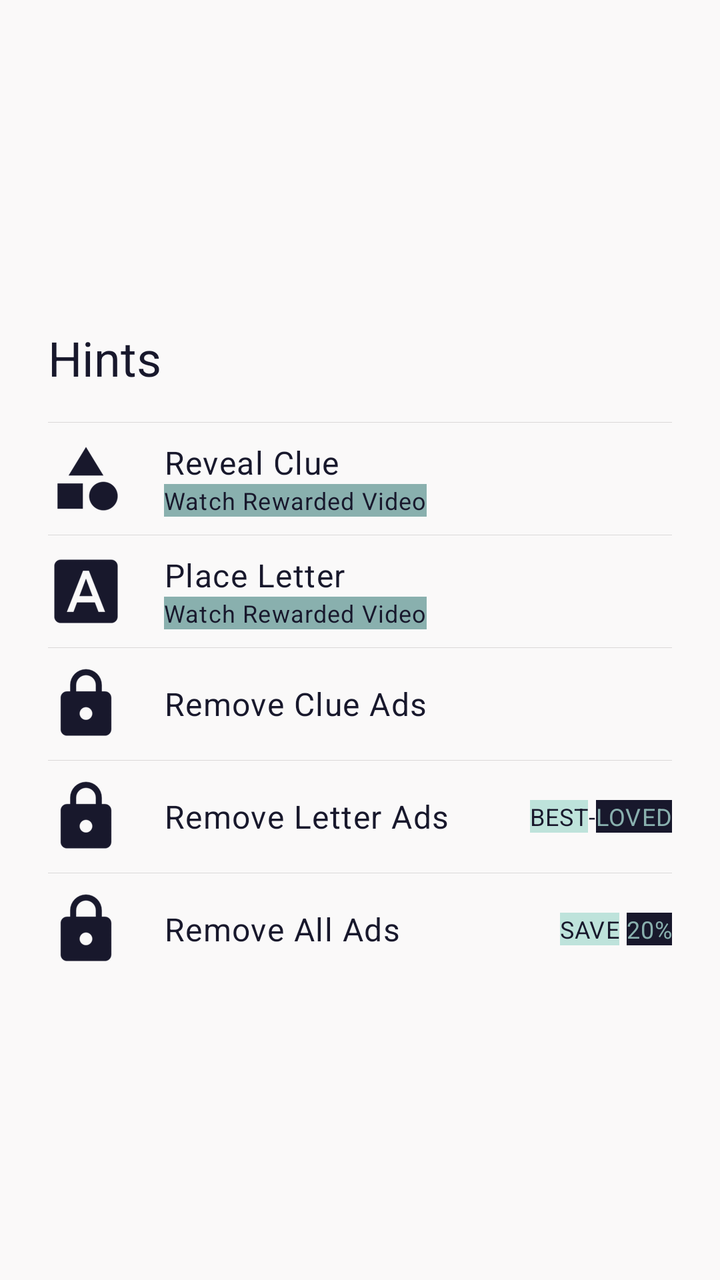
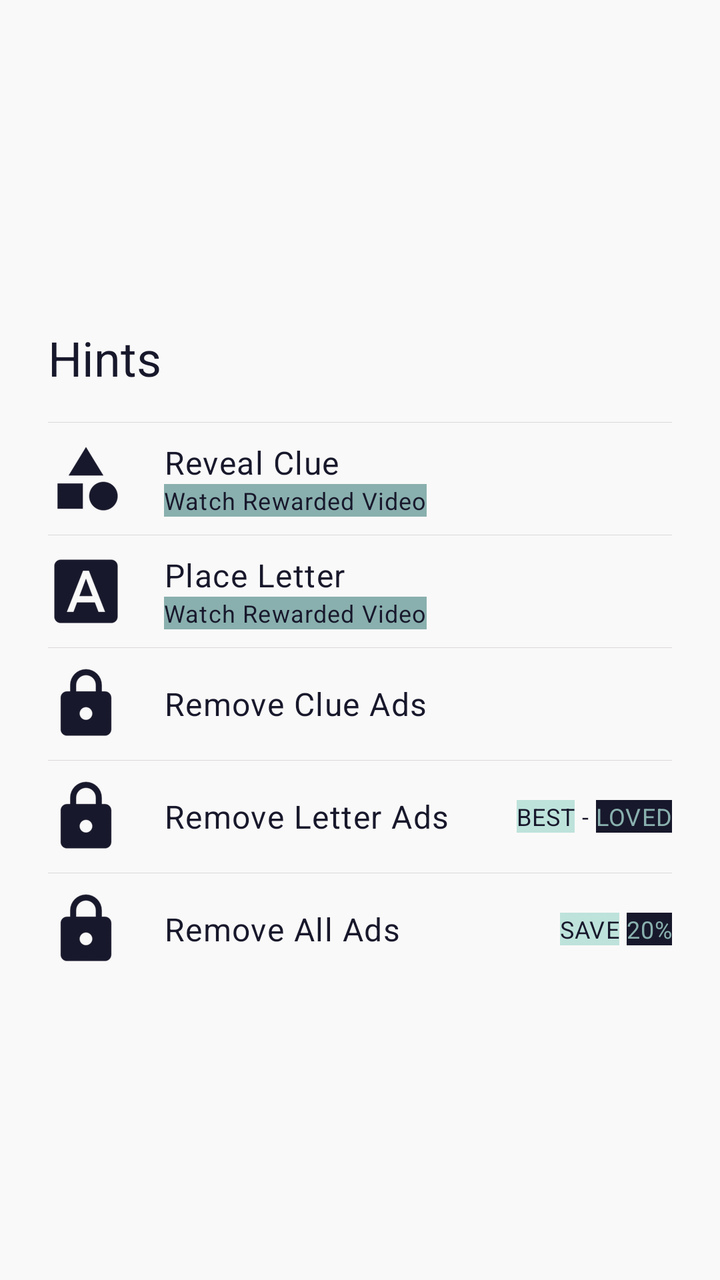

Screens rendered from an Android XML layout before and after an edit, with the pre-edit source and the edit as a unified diff.
<!-- AndroidManifest.xml: application theme Theme.OC -->
<!-- res/layout/hints_fragment.xml -->
<?xml version="1.0" encoding="utf-8"?>
<androidx.appcompat.widget.LinearLayoutCompat xmlns:android="http://schemas.android.com/apk/res/android"
    xmlns:app="http://schemas.android.com/apk/res-auto"
    xmlns:tools="http://schemas.android.com/tools"
    android:layout_width="match_parent"
    android:layout_height="wrap_content"
    android:gravity="center"
    android:orientation="vertical"
    android:paddingVertical="@dimen/default_large_margin"
    app:divider="@drawable/divider"
    app:dividerPadding="@dimen/simple_dialog_left_margin"
    app:showDividers="middle">

    <androidx.appcompat.widget.LinearLayoutCompat
        android:id="@+id/hints_dialog_title"
        android:layout_width="match_parent"
        android:layout_height="@dimen/simple_dialog_header_height"
        android:orientation="horizontal">

        <androidx.appcompat.widget.AppCompatTextView
            android:layout_width="wrap_content"
            android:layout_height="wrap_content"
            android:layout_gravity="center_vertical"
            android:layout_marginStart="@dimen/simple_dialog_left_margin"
            android:text="@string/hints"
            android:textAppearance="@style/TextAppearance.OC.Headline5" />
    </androidx.appcompat.widget.LinearLayoutCompat>

    <androidx.appcompat.widget.LinearLayoutCompat
        android:id="@+id/category_reveal_button"
        android:layout_width="match_parent"
        android:layout_height="@dimen/simple_dialog_item_height"
        android:background="?android:attr/selectableItemBackground"
        android:clickable="true"
        android:focusable="true"
        android:orientation="horizontal">

        <androidx.appcompat.widget.AppCompatImageView
            android:layout_width="wrap_content"
            android:layout_height="wrap_content"
            android:layout_gravity="center_vertical"
            android:layout_marginStart="@dimen/simple_dialog_left_margin"
            android:layout_marginEnd="@dimen/simple_dialog_divider_margin"
            android:contentDescription="@string/rewarded_reveal_clue"
            android:clickable="false"
            android:src="@drawable/category_icon"
            app:tint="@color/colorOnPrimary"
            tools:ignore="RtlSymmetry" />

        <ViewFlipper
            android:id="@+id/reveal_category_flipper"
            android:layout_width="match_parent"
            android:layout_height="match_parent"
            android:clickable="false"
            android:inAnimation="@android:anim/slide_in_left"
            android:outAnimation="@android:anim/slide_out_right">

            <include
                android:id="@+id/reveal_category_hidden"
                layout="@layout/hint_available"
                android:layout_width="match_parent"
                android:layout_height="match_parent" />

            <include
                android:id="@+id/reveal_category_shown"
                layout="@layout/hint_revealed"
                android:layout_width="match_parent"
                android:layout_height="match_parent" />
        </ViewFlipper>

    </androidx.appcompat.widget.LinearLayoutCompat>

    <androidx.appcompat.widget.LinearLayoutCompat
        android:id="@+id/letter_place_button"
        android:layout_width="match_parent"
        android:layout_height="@dimen/simple_dialog_item_height"
        android:background="?android:attr/selectableItemBackground"
        android:clickable="true"
        android:focusable="true"
        android:orientation="horizontal">

        <androidx.appcompat.widget.AppCompatImageView
            android:layout_width="wrap_content"
            android:layout_height="wrap_content"
            android:layout_gravity="center_vertical"
            android:layout_marginStart="@dimen/simple_dialog_left_margin"
            android:layout_marginEnd="@dimen/simple_dialog_divider_margin"
            android:clickable="false"
            android:contentDescription="@string/rewarded_place_letter"
            android:src="@drawable/letter_icon"
            app:tint="@color/colorOnPrimary"
            tools:ignore="RtlSymmetry" />

        <androidx.appcompat.widget.LinearLayoutCompat
            android:layout_width="match_parent"
            android:layout_height="match_parent"
            android:gravity="center_vertical"
            android:clickable="false"
            android:orientation="vertical">

            <androidx.appcompat.widget.AppCompatTextView
                android:layout_width="wrap_content"
                android:layout_height="wrap_content"
                android:layout_gravity="center_vertical"
                android:text="@string/rewarded_place_letter"
                android:textAppearance="@style/TextAppearance.OC.Body1" />

            <androidx.appcompat.widget.AppCompatTextView
                android:id="@+id/place_letter_subtitle"
                android:layout_width="wrap_content"
                android:layout_height="wrap_content"
                android:layout_gravity="center_vertical"
                android:text="@string/watch_rewarded_video"
                android:paddingHorizontal="@dimen/_3sdp"
                android:background="@color/colorPrimary"
                android:textColor="@color/colorOnPrimary"
                android:textAppearance="@style/TextAppearance.OC.Caption" />
        </androidx.appcompat.widget.LinearLayoutCompat>
    </androidx.appcompat.widget.LinearLayoutCompat>

    <androidx.appcompat.widget.LinearLayoutCompat
        android:id="@+id/all_categories_button"
        android:layout_width="match_parent"
        android:layout_height="@dimen/simple_dialog_item_height"
        android:background="?android:attr/selectableItemBackground"
        android:clickable="true"
        android:focusable="true"
        android:orientation="horizontal">

        <androidx.appcompat.widget.AppCompatImageView
            android:layout_width="wrap_content"
            android:layout_height="wrap_content"
            android:layout_gravity="center_vertical"
            android:layout_marginStart="@dimen/simple_dialog_left_margin"
            android:layout_marginEnd="@dimen/simple_dialog_divider_margin"
            android:contentDescription="@string/iap_remove_clue_ads"
            android:src="@drawable/lock_icon"
            android:clickable="false"
            app:tint="@color/colorOnPrimary"
            tools:ignore="RtlSymmetry" />

        <androidx.appcompat.widget.LinearLayoutCompat
            android:layout_width="match_parent"
            android:layout_height="match_parent"
            android:gravity="center_vertical"
            android:clickable="false"
            android:orientation="vertical">

            <androidx.appcompat.widget.AppCompatTextView
                android:layout_width="wrap_content"
                android:layout_height="wrap_content"
                android:layout_gravity="center_vertical"
                android:text="@string/iap_remove_clue_ads"
                android:textAppearance="@style/TextAppearance.OC.Body1" />
        </androidx.appcompat.widget.LinearLayoutCompat>
    </androidx.appcompat.widget.LinearLayoutCompat>

    <androidx.appcompat.widget.LinearLayoutCompat
        android:id="@+id/all_letters_button"
        android:layout_width="match_parent"
        android:layout_height="@dimen/simple_dialog_item_height"
        android:background="?android:attr/selectableItemBackground"
        android:clickable="true"
        android:focusable="true"
        android:orientation="horizontal">

        <androidx.appcompat.widget.AppCompatImageView
            android:layout_width="wrap_content"
            android:layout_height="wrap_content"
            android:layout_gravity="center_vertical"
            android:layout_marginStart="@dimen/simple_dialog_left_margin"
            android:layout_marginEnd="@dimen/simple_dialog_divider_margin"
            android:contentDescription="@string/iap_remove_letter_ads"
            android:clickable="false"
            android:src="@drawable/lock_icon"
            app:tint="@color/colorOnPrimary"
            tools:ignore="RtlSymmetry" />

        <androidx.appcompat.widget.LinearLayoutCompat
            android:layout_width="match_parent"
            android:layout_height="match_parent"
            android:gravity="center_vertical"
            android:orientation="horizontal"
            android:clickable="false"
            android:weightSum="2">

            <androidx.appcompat.widget.AppCompatTextView
                android:layout_width="wrap_content"
                android:layout_height="wrap_content"
                android:layout_gravity="center_vertical"
                android:layout_weight="1"
                android:text="@string/iap_remove_letter_ads"
                android:textAppearance="@style/TextAppearance.OC.Body1" />

            <androidx.appcompat.widget.LinearLayoutCompat
                android:layout_width="wrap_content"
                android:layout_height="wrap_content"
                android:layout_weight="1"
                android:gravity="end"
                android:layout_marginRight="@dimen/simple_dialog_left_margin"
                android:orientation="horizontal">

                <androidx.appcompat.widget.AppCompatTextView
                    android:layout_width="wrap_content"
                    android:layout_height="wrap_content"
                    android:padding="@dimen/_3sdp"
                    android:layout_gravity="center_vertical"
                    android:background="@color/colorSecondary"
                    android:textColor="@color/colorOnPrimary"
                    android:text="BEST"
                    android:textAppearance="@style/TextAppearance.OC.Caption" />
                <androidx.appcompat.widget.AppCompatTextView
                    android:layout_width="wrap_content"
                    android:layout_height="wrap_content"
                    android:layout_gravity="center_vertical"
                    android:text="-"
                    android:textAppearance="@style/TextAppearance.OC.Caption" />
                <androidx.appcompat.widget.AppCompatTextView
                    android:layout_width="wrap_content"
                    android:layout_height="wrap_content"
                    android:padding="@dimen/_3sdp"
                    android:layout_gravity="center_vertical"
                    android:background="@color/colorOnPrimary"
                    android:textColor="@color/colorPrimary"
                    android:text="LOVED"
                    android:textAppearance="@style/TextAppearance.OC.Caption" />

            </androidx.appcompat.widget.LinearLayoutCompat>
        </androidx.appcompat.widget.LinearLayoutCompat>
    </androidx.appcompat.widget.LinearLayoutCompat>

    <androidx.appcompat.widget.LinearLayoutCompat
        android:id="@+id/unlock_all_hints_button"
        android:layout_width="match_parent"
        android:layout_height="@dimen/simple_dialog_item_height"
        android:background="?android:attr/selectableItemBackground"
        android:clickable="true"
        android:focusable="true"
        android:orientation="horizontal">

        <androidx.appcompat.widget.AppCompatImageView
            android:layout_width="wrap_content"
            android:layout_height="wrap_content"
            android:layout_gravity="center_vertical"
            android:layout_marginStart="@dimen/simple_dialog_left_margin"
            android:layout_marginEnd="@dimen/simple_dialog_divider_margin"
            android:contentDescription="@string/iap_remove_all_ads"
            android:src="@drawable/lock_icon"
            android:clickable="false"
            app:tint="@color/colorOnPrimary"
            tools:ignore="RtlSymmetry" />

        <androidx.appcompat.widget.LinearLayoutCompat
            android:layout_width="match_parent"
            android:layout_height="match_parent"
            android:gravity="center_vertical"
            android:layout_marginRight="@dimen/simple_dialog_left_margin"
            android:clickable="false"
            android:orientation="horizontal"
            android:weightSum="2">

            <androidx.appcompat.widget.AppCompatTextView
                android:layout_width="wrap_content"
                android:layout_height="wrap_content"
                android:layout_gravity="center_vertical"
                android:layout_weight="1"
                android:text="@string/iap_remove_all_ads"
                android:textAppearance="@style/TextAppearance.OC.Body1" />

            <androidx.appcompat.widget.LinearLayoutCompat
                android:layout_width="wrap_content"
                android:layout_height="wrap_content"
                android:layout_weight="1"
                android:gravity="end"
                android:orientation="horizontal">

                <androidx.appcompat.widget.AppCompatTextView
                    android:layout_width="wrap_content"
                    android:layout_height="wrap_content"
                    android:padding="@dimen/_3sdp"
                    android:layout_gravity="center_vertical"
                    android:background="@color/colorSecondary"
                    android:textColor="@color/colorOnPrimary"
                    android:text="SAVE"
                    android:textAppearance="@style/TextAppearance.OC.Caption" />
                <androidx.appcompat.widget.AppCompatTextView
                    android:layout_width="wrap_content"
                    android:layout_height="wrap_content"
                    android:layout_gravity="center_vertical"
                    android:text=" "
                    android:textAppearance="@style/TextAppearance.OC.Caption" />
                <androidx.appcompat.widget.AppCompatTextView
                    android:layout_width="wrap_content"
                    android:layout_height="wrap_content"
                    android:padding="@dimen/_3sdp"
                    android:layout_gravity="center_vertical"
                    android:background="@color/colorOnPrimary"
                    android:textColor="@color/colorPrimary"
                    android:text="20%"
                    android:textAppearance="@style/TextAppearance.OC.Caption" />

            </androidx.appcompat.widget.LinearLayoutCompat>
        </androidx.appcompat.widget.LinearLayoutCompat>
    </androidx.appcompat.widget.LinearLayoutCompat>

</androidx.appcompat.widget.LinearLayoutCompat>
<!-- res/layout/hint_available.xml (included above) -->
<?xml version="1.0" encoding="utf-8"?>
<androidx.appcompat.widget.LinearLayoutCompat xmlns:android="http://schemas.android.com/apk/res/android"
    android:layout_width="match_parent"
    android:layout_height="match_parent"
    android:gravity="center_vertical"
    android:orientation="vertical">

    <androidx.appcompat.widget.AppCompatTextView
        android:layout_width="wrap_content"
        android:layout_height="wrap_content"
        android:layout_gravity="center_vertical"
        android:text="@string/rewarded_reveal_clue"
        android:textAppearance="@style/TextAppearance.OC.Body1" />

    <androidx.appcompat.widget.AppCompatTextView
        android:id="@+id/reveal_clue_subtitle"
        android:layout_width="wrap_content"
        android:layout_height="wrap_content"
        android:layout_gravity="center_vertical"
        android:text="@string/watch_rewarded_video"
        android:paddingHorizontal="@dimen/_3sdp"
        android:background="@color/colorPrimary"
        android:textColor="@color/colorOnPrimary"
        android:textAppearance="@style/TextAppearance.OC.Caption" />
</androidx.appcompat.widget.LinearLayoutCompat>
<!-- res/layout/hint_revealed.xml (included above) -->
<?xml version="1.0" encoding="utf-8"?>
<androidx.appcompat.widget.LinearLayoutCompat xmlns:android="http://schemas.android.com/apk/res/android"
    android:layout_width="match_parent"
    android:layout_height="match_parent"
    android:gravity="center_vertical"
    android:orientation="vertical">

    <androidx.appcompat.widget.AppCompatTextView
        android:id="@+id/hint_revealed_textview"
        android:layout_width="wrap_content"
        android:layout_height="wrap_content"
        android:layout_gravity="center_vertical"
        android:text="@string/rewarded_reveal_clue"
        android:padding="@dimen/_3sdp"
        android:textColor="@color/textOnRewardedColor"
        android:background="@color/letterRewardedColor"
        android:textAppearance="@style/TextAppearance.OC.Body1" />

</androidx.appcompat.widget.LinearLayoutCompat>
<!-- resources referenced by this layout -->
<resources>
  <color name="colorOnPrimary">#18182C</color>
  <color name="colorPrimary">#89b0ae</color>
  <color name="colorSecondary">#bee3db</color>
  <color name="letterRewardedColor">#FFD000</color>
  <color name="textOnRewardedColor">#18182C</color>
  <dimen name="default_large_margin">16dp</dimen>
  <dimen name="simple_dialog_divider_margin">20dp</dimen>
  <dimen name="simple_dialog_header_height">64dp</dimen>
  <dimen name="simple_dialog_item_height">@dimen/_48sdp</dimen>
  <dimen name="simple_dialog_left_margin">24dp</dimen>
  <!-- drawable divider (drawable) -->
  <?xml version="1.0" encoding="utf-8"?>
  <shape xmlns:android="http://schemas.android.com/apk/res/android" >
      <size android:height=".1dp"/>
      <solid android:color="@color/itemDividerColor"/>
  </shape>
  <string name="hints">Hints</string>
  <string name="iap_remove_all_ads">Remove All Ads</string>
  <string name="iap_remove_clue_ads">Remove Clue Ads</string>
  <string name="iap_remove_letter_ads">Remove Letter Ads</string>
  <string name="rewarded_place_letter">Place Letter</string>
  <string name="rewarded_reveal_clue">Reveal Clue</string>
  <string name="watch_rewarded_video">Watch Rewarded Video</string>
  <style name="TextAppearance.OC.Body1" parent="TextAppearance.MaterialComponents.Body1">
          <item name="fontFamily">@font/yantramanav_medium</item>
          <item name="android:textColor">@color/colorOnPrimary</item>
      </style>
  <style name="TextAppearance.OC.Caption" parent="TextAppearance.MaterialComponents.Caption">
          <item name="fontFamily">@font/yantramanav_medium</item>
          <item name="android:textColor">@color/colorSecondaryVariant</item>
      </style>
  <style name="TextAppearance.OC.Headline5" parent="TextAppearance.MaterialComponents.Headline5">
          <item name="fontFamily">@font/yantramanav_bold</item>
          <item name="android:textColor">@color/colorOnPrimary</item>
      </style>
  <color name="itemDividerColor">#DAD8D8</color>
  <color name="colorSecondaryVariant">#18182C</color>
  <color name="colorPrimaryVariant">#578280</color>
  <color name="colorOnSecondary">#405f5e</color>
  <color name="colorBackground">#faf9f9</color>
  <color name="colorOnBackground">#344D4B</color>
  <color name="colorSurface">#faf9f9</color>
  <color name="colorOnSurface">#4f7573</color>
  <color name="colorError">#EE3502</color>
  <color name="colorOnError">#faf9f9</color>
  <color name="navigationBarColor">#80797D88</color>
  <style name="ThemeOverlay.App.MaterialAlertDialog" parent="ThemeOverlay.MaterialComponents.MaterialAlertDialog">
          <item name="colorPrimary">@color/colorOnPrimary</item>
          <item name="colorSecondary">@color/colorSecondary</item>
          <item name="colorSurface">@color/colorSurface</item>
          <item name="colorOnSurface">@color/colorOnPrimary</item>
          <item name="android:backgroundTint">@color/colorSurface</item>
          <item name="titleTextColor">@color/colorSurface</item>
      </style>
  <style name="HehBottomSheetDialogTheme" parent="@style/ThemeOverlay.MaterialComponents.BottomSheetDialog">
          <item name="bottomSheetStyle">@style/HehCustomBottomSheet</item>
      </style>
  <style name="HehCustomBottomSheet" parent="Widget.MaterialComponents.BottomSheet">
          <item name="shapeAppearanceOverlay">@style/CustomShapeAppearanceBottomSheetDialog</item>
      </style>
  <style name="CustomShapeAppearanceBottomSheetDialog">
          <item name="cornerFamily">rounded</item>
          <item name="cornerSizeTopRight">@dimen/default_large_margin</item>
          <item name="cornerSizeTopLeft">@dimen/default_large_margin</item>
          <item name="android:layout_margin">@dimen/default_large_margin</item>
          <item name="cornerSizeBottomRight">0dp</item>
          <item name="cornerSizeBottomLeft">0dp</item>
      </style>
  <!-- unchanged entries left out for length: 5 -->
</resources>

<!-- the commit's change to res/layout/hints_fragment.xml (unified diff, before → after) -->
@@ -213,7 +213,7 @@
                     android:layout_width="wrap_content"
                     android:layout_height="wrap_content"
                     android:layout_gravity="center_vertical"
-                    android:text="-"
+                    android:text=" - "
                     android:textAppearance="@style/TextAppearance.OC.Caption" />
                 <androidx.appcompat.widget.AppCompatTextView
                     android:layout_width="wrap_content"
